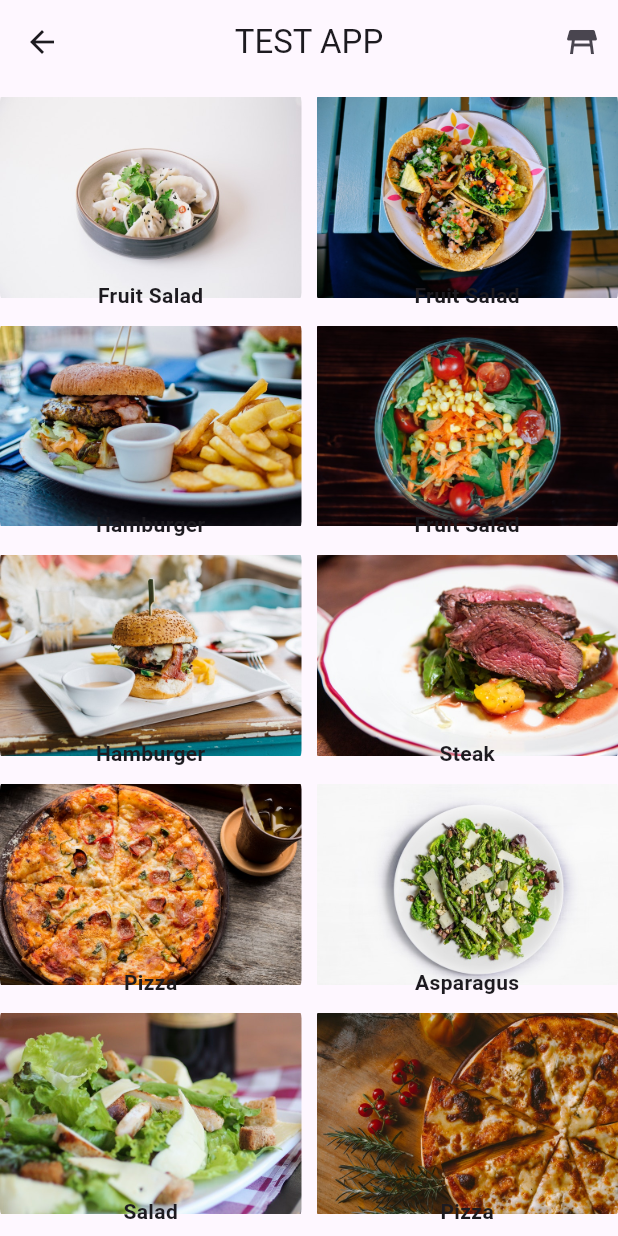
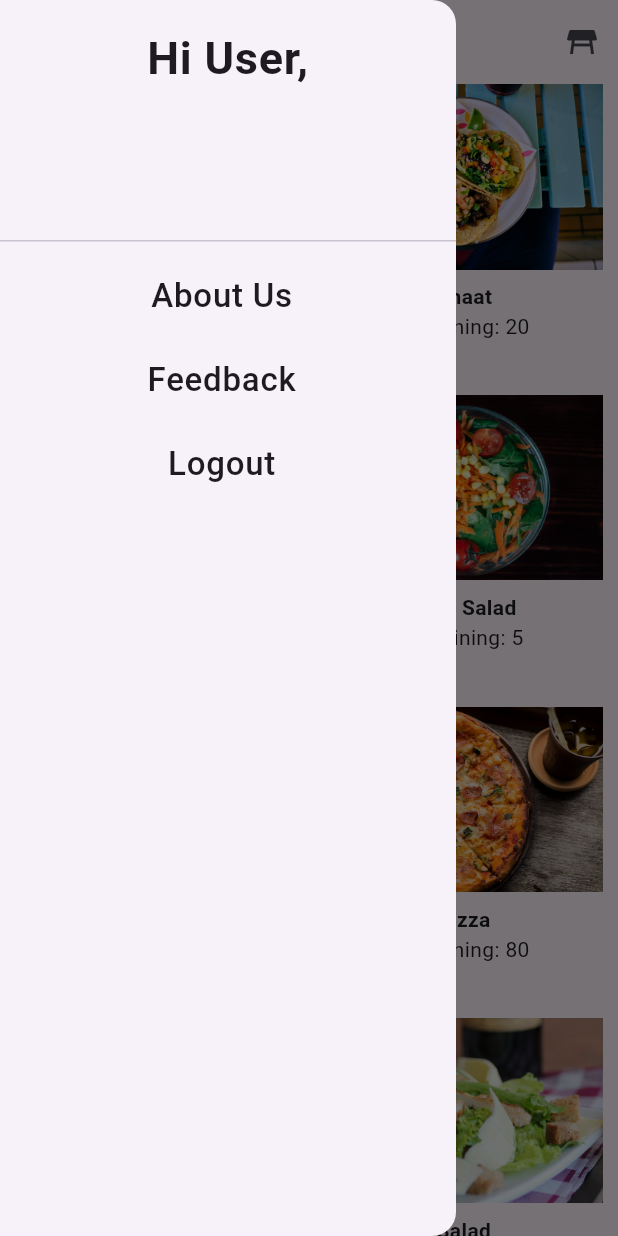
Before and after one commit to abhijeets94/InventoryApp, a Flutter app: the screen it shows after launch, with the side drawer open (before the commit the screen has no drawer), on a phone screen of 412 x 824 dp. Run offline on Flutter 3.47's test engine with Material 3 defaults, Android fonts, the phone set to English and light mode, and no system bars; our stand-ins replace google_fonts; Roboto replaces fonts that are missing (Aboreto).

Commit message:
added detail screen page

```diff
--- /dev/null
+++ b/lib/details_screen.dart
@@ -0,0 +1,42 @@
+import 'package:flutter/material.dart';
+import 'package:inventory/util/widgets.dart';
+
+class DetailsScreen extends StatelessWidget {
+  const DetailsScreen({
+    super.key,
+    required this.title,
+    required this.image,
+  });
+
+  final String title;
+  final String image;
+
+  static const String routeName = "/details-screen";
+
+  @override
+  Widget build(BuildContext context) {
+    Size size = MediaQuery.of(context).size;
+    return Scaffold(
+      appBar: CustomAppBar(
+          title: Text(title),
+          centerTitle: true,
+          automaticallyImplyLeading: true,
+          actions: const []),
+      body: SizedBox(
+        width: size.width,
+        child: Column(
+          crossAxisAlignment: CrossAxisAlignment.center,
+          children: [
+            Hero(
+                tag: "detailImage",
+                child: SizedBox(
+                  height: size.height / 2,
+                  width: size.width / 2,
+                  child: Image.asset(image),
+                )),
+          ],
+        ),
+      ),
+    );
+  }
+}
--- a/lib/homescreen.dart
+++ b/lib/homescreen.dart
@@ -1,6 +1,7 @@
 import 'package:flutter/material.dart';
+import 'package:inventory/details_screen.dart';
 import 'package:inventory/util/foods.dart';
-import 'package:inventory/widgets/custom_app_bar.dart';
+import 'package:inventory/util/widgets.dart';
 
 class HomeScreen extends StatelessWidget {
   const HomeScreen({super.key});
@@ -10,28 +11,77 @@ class HomeScreen extends StatelessWidget {
   Widget build(BuildContext context) {
     Size size = MediaQuery.of(context).size;
     return Scaffold(
-      appBar: const CustomAppBar(),
+      drawer: Drawer(
+        child: ListView(
+          shrinkWrap: true,
+          children: const [
+            DrawerHeader(
+              child: Text(
+                "Hi User,",
+                style: TextStyle(
+                  fontSize: 30,
+                  fontWeight: FontWeight.bold,
+                ),
+                textAlign: TextAlign.center,
+              ),
+            ),
+            DrawerMenuItems(
+              title: "About Us",
+            ),
+            DrawerMenuItems(
+              title: "Feedback",
+            ),
+            DrawerMenuItems(
+              title: "Logout",
+            ),
+          ],
+        ),
+      ),
+      appBar: CustomAppBar(
+        title: const Text("TITLE"),
+        centerTitle: true,
+        automaticallyImplyLeading: true,
+        actions: [
+          IconButton(onPressed: () {}, icon: const Icon(Icons.table_restaurant))
+        ],
+      ),
       body: GridView.builder(
           gridDelegate: const SliverGridDelegateWithFixedCrossAxisCount(
             crossAxisCount: 2,
-              crossAxisSpacing: 10,
+            crossAxisSpacing: 1,
             mainAxisSpacing: 2,
-              childAspectRatio: 4 / 3),
+            childAspectRatio: 1,
+          ),
           itemCount: foods.length,
           itemBuilder: (context, index) {
-            return Container(
-              decoration: BoxDecoration(
-                borderRadius: BorderRadius.circular(12),
-                image: DecorationImage(
-                  image: AssetImage(foods[index]["img"]),
+            return InkWell(
+              onTap: () => Navigator.pushNamed(context, DetailsScreen.routeName,
+                  arguments: {
+                    "title": foods[index]["name"],
+                    "image": foods[index]["img"],
+                  }),
+              child: Hero(
+                tag: "detailImage",
+                child: Container(
+                  margin: const EdgeInsets.symmetric(horizontal: 10),
+                  child: Column(
+                    children: [
+                      Image.asset(foods[index]["img"]),
+                      SizedBox(
+                        height: size.height * 0.01,
                       ),
-              ),
-              child: Align(
-                alignment: Alignment.bottomCenter,
-                child: Text(
+                      Text(
                         foods[index]["name"],
                         style: const TextStyle(fontWeight: FontWeight.bold),
                         textAlign: TextAlign.center,
+                      ),
+                      Text(
+                        "remaining: ${foods[index]["count"]}",
+                        style: const TextStyle(fontWeight: FontWeight.w400),
+                        textAlign: TextAlign.center,
+                      ),
+                    ],
+                  ),
                 ),
               ),
             );
--- a/lib/routes.dart
+++ b/lib/routes.dart
@@ -1,4 +1,5 @@
 import 'package:flutter/material.dart';
+import 'package:inventory/details_screen.dart';
 import 'package:inventory/homescreen.dart';
 
 Route route(RouteSettings settings) {
@@ -6,6 +7,18 @@ Route route(RouteSettings settings) {
     case HomeScreen.routeName:
       return MaterialPageRoute(
         builder: (context) => const HomeScreen(),
+      );
+    case DetailsScreen.routeName:
+      var args = settings.arguments as Map;
+
+      String title = args['title'];
+      String image = args['image'];
+
+      return MaterialPageRoute(
+        builder: (context) => DetailsScreen(
+          image: image,
+          title: title,
+        ),
       );
 
     default:
--- a/lib/util/foods.dart
+++ b/lib/util/foods.dart
@@ -1,50 +1,57 @@
 List<Map> foods = [
   {
     "img": "assets/food1.jpeg",
-    "name": "Fruit Salad"
+    "name": "Momos",
+    "count": "90",
   },
   {
     "img": "assets/food2.jpeg",
-    "name": "Fruit Salad"
+    "name": "Chaat",
+    "count": "20",
   },
   {
     "img": "assets/food3.jpeg",
-    "name": "Hamburger"
+    "name": "Hamburger",
+    "count": "10",
   },
   {
     "img": "assets/food4.jpeg",
-    "name": "Fruit Salad"
+    "name": "Fruit Salad",
+    "count": "5",
   },
   {
     "img": "assets/food5.jpeg",
-    "name": "Hamburger"
-  },
-  {
-    "img": "assets/food6.jpeg",
-    "name": "Steak"
+    "name": "Hamburger",
+    "count": "190",
   },
   {
     "img": "assets/food7.jpeg",
-    "name": "Pizza"
+    "name": "Pizza",
+    "count": "80",
   },
   {
     "img": "assets/food8.jpeg",
-    "name": "Asparagus"
+    "name": "Asparagus",
+    "count": "23",
   },
   {
     "img": "assets/food9.jpeg",
-    "name": "Salad"
+    "name": "Salad",
+    "count": "95",
   },
   {
     "img": "assets/food10.jpeg",
-    "name": "Pizza"
+    "name": "Pizza",
+    "count": "55",
   },
   {
     "img": "assets/food11.jpeg",
-    "name": "Pizza"
+    "name": "Pizza",
+    "count": "110",
   },
   {
     "img": "assets/food12.jpg",
-    "name": "Salad"
+    "name": "Salad",
+    "count": "80",
   },
 ];
--- /dev/null
+++ b/lib/util/widgets.dart
@@ -0,0 +1,60 @@
+import 'package:flutter/material.dart';
+
+//DRAWER MENU ITEMS
+
+class DrawerMenuItems extends StatelessWidget {
+  const DrawerMenuItems({
+    super.key,
+    required this.title,
+  });
+
+  final String title;
+
+  @override
+  Widget build(BuildContext context) {
+    return Center(
+      child: ListTile(
+        title: Text(
+          title,
+          style: const TextStyle(
+            fontSize: 22,
+            fontWeight: FontWeight.w500,
+          ),
+          textAlign: TextAlign.center,
+        ),
+      ),
+    );
+  }
+}
+
+//APP BAR
+class CustomAppBar extends StatelessWidget implements PreferredSizeWidget {
+  const CustomAppBar({
+    super.key,
+    required this.title,
+    required this.centerTitle,
+    required this.automaticallyImplyLeading,
+    required this.actions,
+    this.leading,
+  });
+
+  final Widget title;
+  final bool centerTitle;
+  final bool automaticallyImplyLeading;
+  final Widget? leading;
+  final List<Widget> actions;
+
+  @override
+  Size get preferredSize => const Size.fromHeight(kToolbarHeight);
+
+  @override
+  Widget build(BuildContext context) {
+    return AppBar(
+      title: title,
+      leading: leading,
+      centerTitle: centerTitle,
+      automaticallyImplyLeading: automaticallyImplyLeading,
+      actions: actions,
+    );
+  }
+}
--- a/lib/widgets/custom_app_bar.dart
+++ /dev/null
@@ -1,22 +0,0 @@
-import 'package:flutter/material.dart';
-
-class CustomAppBar extends StatelessWidget implements PreferredSizeWidget {
-  const CustomAppBar({
-    super.key,
-  });
-
-  @override
-  Size get preferredSize => const Size.fromHeight(kToolbarHeight);
-
-  @override
-  Widget build(BuildContext context) {
-    return AppBar(
-      title: const Text("TEST APP"),
-      centerTitle: true,
-      automaticallyImplyLeading: true,
-      actions: [
-        IconButton(onPressed: () {}, icon: const Icon(Icons.table_restaurant))
-      ],
-    );
-  }
-}
```
Lines whose indentation alone changed are shown as unchanged.
